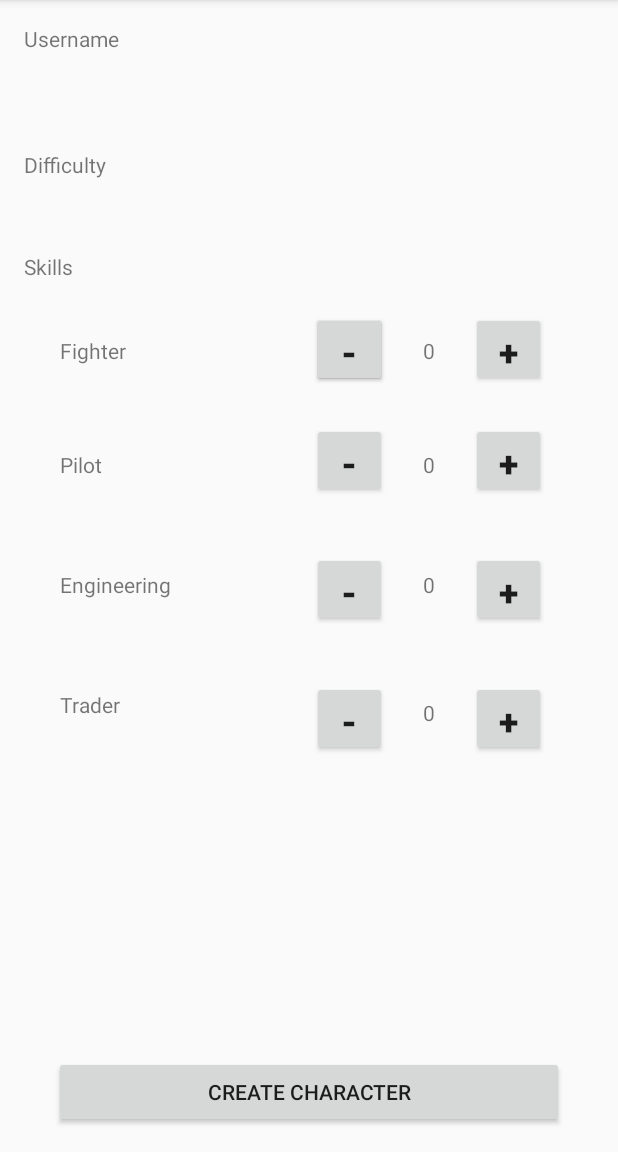
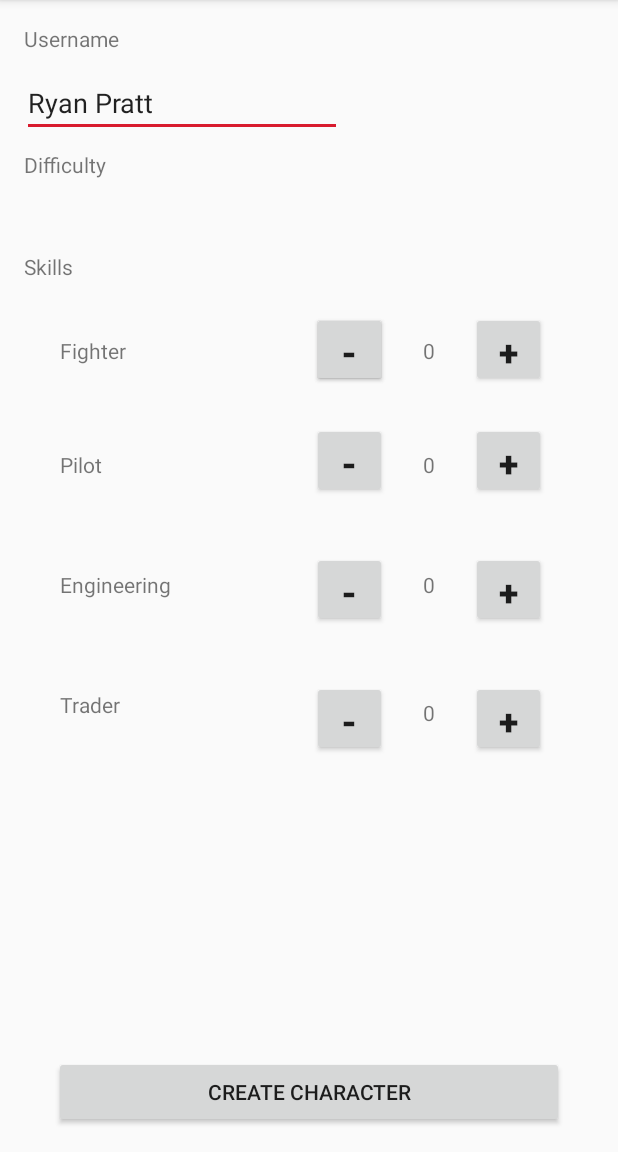
Before and after one commit to lblackmore0801/SpaceTrader_BitsPlease, an Android app: the CreatePlayerActivity screen opened directly, with no data from a screen before it, on a phone screen of 412 x 824 dp, the part 84-1236 px from its top. Run offline under Robolectric (Android 15) with nearby library versions, the phone set to English and light mode, and no system bars.

Commit message:
I edited:
Player -  added a constructor with one parameter, String username.

CreatePlayerActivity - Added code on the OnCreate method to interact with
the TextField.
OnAddPressed still needs to be implemented so we can actually use the
data passed in by the user.

activity_player_creation - Edited the layout so now the user can enter a
username.

```diff
--- a/app/src/main/java/com/example/spacetrader_bitsplease/entity/Player.java
+++ b/app/src/main/java/com/example/spacetrader_bitsplease/entity/Player.java
@@ -8,9 +8,19 @@ public class Player {
     private int fighterSkill;
     private int traderSkill;
 
-    public void setUsername(String username) {
-        this.username = username;
+    /**
+     * Constructor required for making the new object
+     *
+     * @param name name of the student
+     */
+    public Player(String name) {
+        username = name;
     }
+
+    public void setUsername(String name) {
+        this.username = name;
+    }
+
     public String getUsername() {
         return username;
     }
--- a/app/src/main/java/com/example/spacetrader_bitsplease/views/CreatePlayerActivity.java
+++ b/app/src/main/java/com/example/spacetrader_bitsplease/views/CreatePlayerActivity.java
@@ -5,15 +5,45 @@ import android.support.v7.app.AppCompatActivity;
 import android.os.Bundle;
 import android.widget.Button;
 import android.view.View;
+import android.widget.TextView;
+
 import com.example.spacetrader_bitsplease.R;
+import com.example.spacetrader_bitsplease.entity.Player;
 
 public class CreatePlayerActivity extends AppCompatActivity{
+
     /** an integer used because add a course returns something */
     public static final int START_REQUEST_ID = 1;
+
+    /* ************************
+    Widgets we will need for binding and getting information
+    */
+    private TextView usernameText;
+
+
+    /* ***********************
+   Data for student being edited.
+   */
+    private Player player;
+
 
     @Override
     protected void onCreate(Bundle savedInstanceState) {
         super.onCreate(savedInstanceState);
         setContentView(R.layout.activity_player_creation);
+
+
+        usernameText = findViewById(R.id.username_Text);
+
+
+
+        player = new Player("Ryan Pratt");
+
+
+        usernameText.setText(player.getUsername());
+
+
     }
+
+
 }
--- a/app/src/main/res/layout/activity_player_creation.xml
+++ b/app/src/main/res/layout/activity_player_creation.xml
@@ -279,5 +279,23 @@
         app:layout_constraintStart_toEndOf="@+id/text_pilotSkill"
         app:layout_constraintTop_toTopOf="parent" />
 
+    <EditText
+        android:id="@+id/username_Text"
+        android:layout_width="wrap_content"
+        android:layout_height="41dp"
+        android:layout_marginStart="12dp"
+        android:layout_marginLeft="14dp"
+        android:layout_marginTop="14dp"
+        android:layout_marginEnd="182dp"
+        android:layout_marginRight="182dp"
+        android:layout_marginBottom="8dp"
+        android:ems="10"
+        android:inputType="textPersonName"
+        android:text="Choose a username!"
+        app:layout_constraintBottom_toTopOf="@+id/text_difficulty"
+        app:layout_constraintEnd_toEndOf="parent"
+        app:layout_constraintStart_toStartOf="parent"
+        app:layout_constraintTop_toBottomOf="@+id/text_username" />
+
 
 </android.support.constraint.ConstraintLayout>
```
